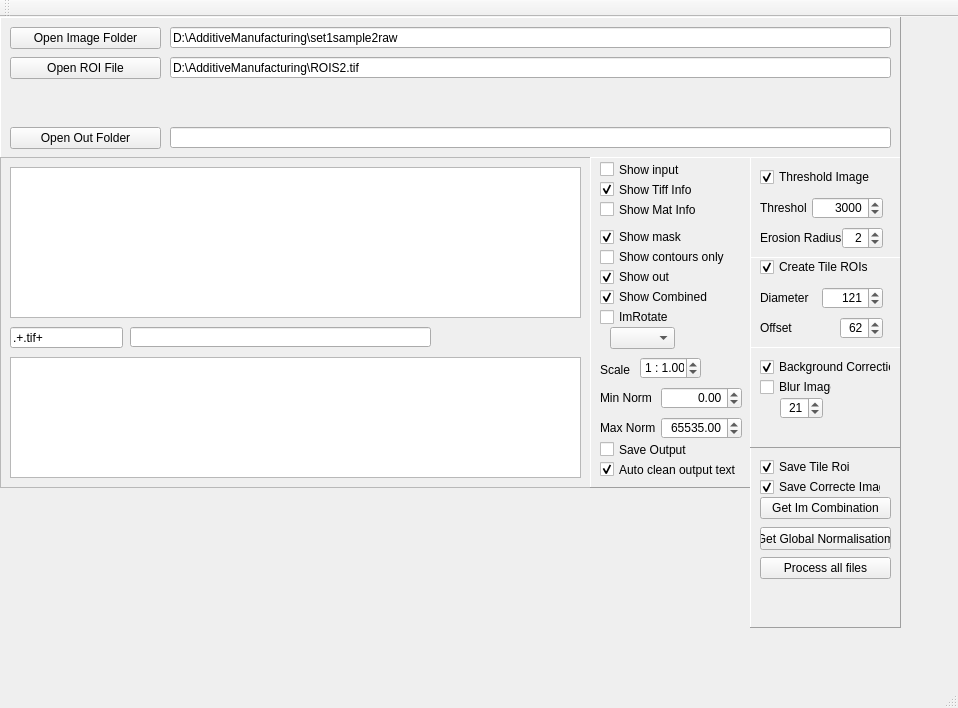
Old version of the form mainwindow.ui in the repository marcinkociolek/RoiCreator.
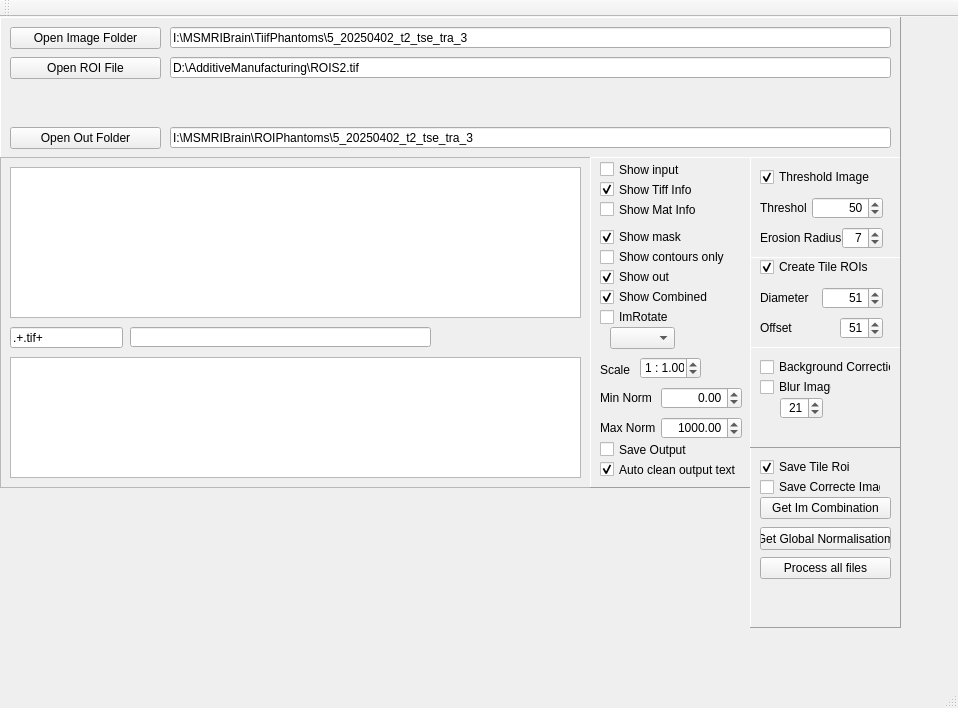
New version of the form.

```diff
--- a/mainwindow.ui
+++ b/mainwindow.ui
@@ -38,6 +38,9 @@
        <height>21</height>
       </rect>
      </property>
+     <property name="text">
+      <string>I:\MSMRIBrain\ROIPhantoms\5_20250402_t2_tse_tra_3</string>
+     </property>
     </widget>
     <widget class="QLineEdit" name="lineEditImageFolder">
      <property name="geometry">
@@ -49,7 +52,7 @@
       </rect>
      </property>
      <property name="text">
-      <string>D:\AdditiveManufacturing\set1sample2raw</string>
+      <string>I:\MSMRIBrain\TiifPhantoms\5_20250402_t2_tse_tra_3</string>
      </property>
     </widget>
     <widget class="QPushButton" name="pushButtonOpenImageFolder">
@@ -389,7 +392,7 @@
       <double>256.000000000000000</double>
      </property>
      <property name="value">
-      <double>65535.000000000000000</double>
+      <double>1000.000000000000000</double>
      </property>
     </widget>
     <widget class="QLabel" name="labelMinNorm">
@@ -492,7 +495,7 @@
       <number>65535</number>
      </property>
      <property name="value">
-      <number>3000</number>
+      <number>50</number>
      </property>
     </widget>
     <widget class="QLabel" name="label">
@@ -521,7 +524,7 @@
       <set>Qt::AlignRight|Qt::AlignTrailing|Qt::AlignVCenter</set>
      </property>
      <property name="value">
-      <number>2</number>
+      <number>7</number>
      </property>
     </widget>
     <widget class="QLabel" name="label_2">
@@ -601,7 +604,7 @@
       <number>200</number>
      </property>
      <property name="value">
-      <number>62</number>
+      <number>51</number>
      </property>
     </widget>
     <widget class="QLabel" name="label_4">
@@ -639,7 +642,7 @@
       <number>2</number>
      </property>
      <property name="value">
-      <number>121</number>
+      <number>51</number>
      </property>
     </widget>
     <widget class="QCheckBox" name="checkBoxCreateTileROIs">
@@ -729,7 +732,7 @@
       <string>Save Correcte Image</string>
      </property>
      <property name="checked">
-      <bool>true</bool>
+      <bool>false</bool>
      </property>
     </widget>
     <widget class="QPushButton" name="pushButtonGetGlobalNorm">
@@ -774,7 +777,7 @@
       <string>Background Correction</string>
      </property>
      <property name="checked">
-      <bool>true</bool>
+      <bool>false</bool>
      </property>
     </widget>
     <widget class="QCheckBox" name="checkBoxBlurFilter">
```
